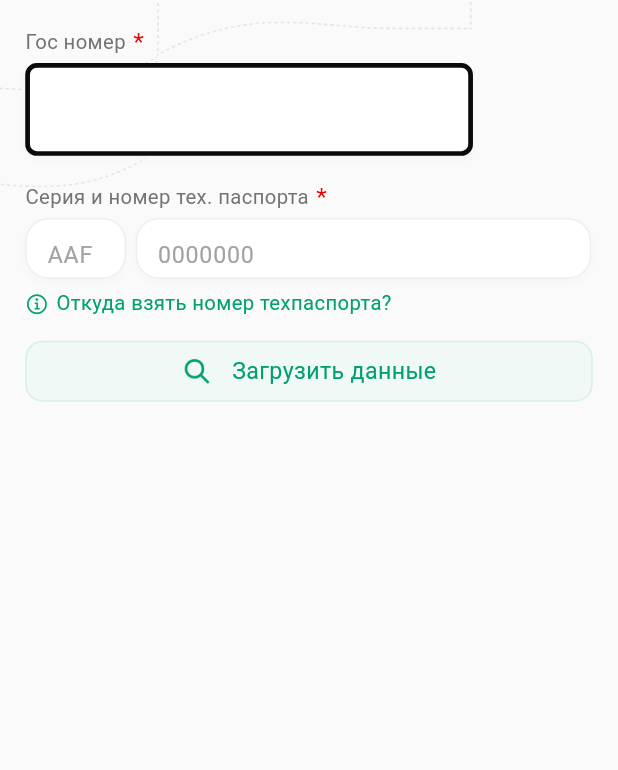
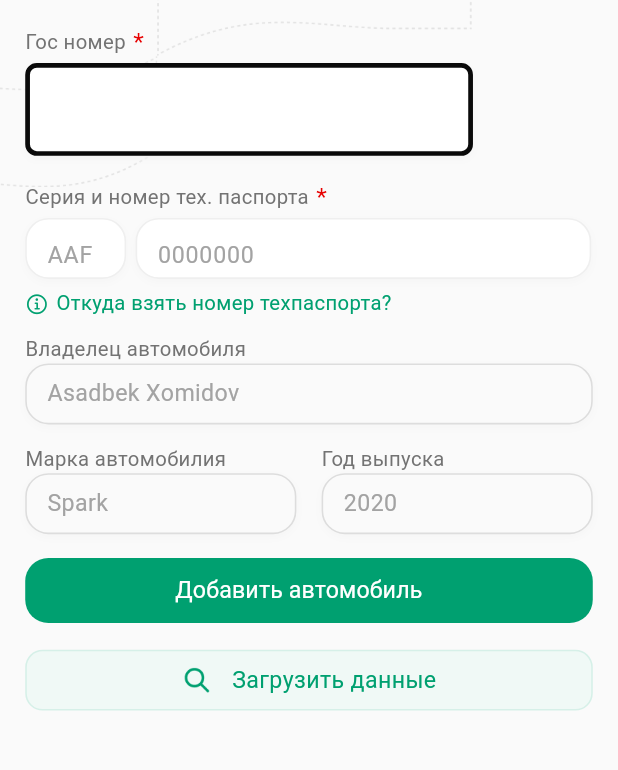
Before and after one commit to asadbekxomidov/epolisplus, a Flutter app: the AddCarScreen screen opened directly, on a phone screen of 412 x 824 dp, the part 181-951 px from its top. Run offline on Flutter 3.47's test engine with Material 3 defaults, Android fonts, the phone set to English and light mode, and no system bars; our stand-ins replace bloc, dio, equatable, flutter_bloc, flutter_html, flutter_svg and 7 more; accounts and stored records are empty; network calls fail; Roboto replaces fonts that are missing (GeistVF).

Commit message:
add_car_less_widget update

```diff
--- a/lib/ui/screens/add_car/ui/screen/add_car_less_widget.dart
+++ b/lib/ui/screens/add_car/ui/screen/add_car_less_widget.dart
@@ -45,6 +45,49 @@ class AddCarLessWidget extends StatelessWidget {
                 },
                 text: AppStrings.certificateNumberText,
               ),
+              Gap(dimens.paddingVerticalItem12),
+              Text(
+                AppStrings.carOwnerText,
+                style: dimens.textStyleSecondary,
+              ),
+              MyContainerWidget(
+                text: "Asadbek Xomidov",
+              ),
+              Gap(dimens.paddingVerticalItem14),
+              Row(
+                mainAxisAlignment: MainAxisAlignment.spaceBetween,
+                children: [
+                  Column(
+                    crossAxisAlignment: CrossAxisAlignment.start,
+                    children: [
+                      Text(
+                        AppStrings.carBrandText,
+                        style: dimens.textStyleSecondary,
+                      ),
+                      MyContainerRowWidget(
+                        text: "Spark",
+                      ),
+                    ],
+                  ),
+                  Column(
+                    crossAxisAlignment: CrossAxisAlignment.start,
+                    children: [
+                      Text(
+                        AppStrings.yearofManufactureText,
+                        style: dimens.textStyleSecondary,
+                      ),
+                      MyContainerRowWidget(
+                        text: "2020",
+                      ),
+                    ],
+                  ),
+                ],
+              ),
+              Gap(dimens.paddingVerticalItem14),
+              RegisterPushButton(
+                onClick: () {},
+                text: AppStrings.addCarButtonText,
+              ),
             ],
           );
         },
--- a/lib/ui/widgets/my_widget.dart
+++ b/lib/ui/widgets/my_widget.dart
@@ -65,3 +65,71 @@ class MyPartnersRowWidget extends StatelessWidget {
     );
   }
 }
+
+// ? MyContainer
+
+class MyContainerWidget extends StatelessWidget {
+  String text;
+
+  MyContainerWidget({
+    required this.text,
+  });
+
+  late Dimens dimens;
+
+  @override
+  Widget build(BuildContext context) {
+    dimens = Dimens(context);
+
+    return Container(
+      // width: dimens.screenWidth,
+      height: dimens.height40,
+      padding: EdgeInsets.only(
+        left: dimens.paddingHorizontal13,
+      ),
+      decoration: myContainerGreyDEcoration(dimens),
+      child: Row(
+        mainAxisSize: MainAxisSize.max,
+        children: [
+          Text(
+            text,
+            style: dimens.hintStyle,
+          ),
+        ],
+      ),
+    );
+  }
+}
+
+class MyContainerRowWidget extends StatelessWidget {
+  String text;
+
+  MyContainerRowWidget({
+    required this.text,
+  });
+
+  late Dimens dimens;
+
+  @override
+  Widget build(BuildContext context) {
+    dimens = Dimens(context);
+
+    return Container(
+      width: dimens.width172,
+      height: dimens.height40,
+      padding: EdgeInsets.only(
+        left: dimens.paddingHorizontal13,
+      ),
+      decoration: myContainerGreyDEcoration(dimens),
+      child: Row(
+        mainAxisSize: MainAxisSize.max,
+        children: [
+          Text(
+            text,
+            style: dimens.hintStyle,
+          ),
+        ],
+      ),
+    );
+  }
+}
--- a/lib/utils/app_colors.dart
+++ b/lib/utils/app_colors.dart
@@ -52,4 +52,7 @@ class AppColors {
   static Color sosTelegramCardColor = Color.fromRGBO(36, 161, 222, 1);
   static Color partnersCardColor = Color.fromRGBO(255, 255, 255, 1);
   // static Color sosCallCardColor = Color.fromRGBO(215, 47, 83, 255);
+  static Color myContainerGreyBorderColor = Color.fromRGBO(221, 221, 221, 1);
+  static Color myContainerGreyBackgroundColor =
+      Color.fromRGBO(250, 250, 250, 1);
 }
--- a/lib/utils/app_text.dart
+++ b/lib/utils/app_text.dart
@@ -135,4 +135,8 @@ class AppStrings {
   static const String loadDataText = "Загрузить данные";
   static const String registrationCarcertificate = "Номер и серия\nтех. паспорта авто";
   static const String registrationCarcertificateText = "Номер и серия тех. паспорта авто находится на тыльной стороне справа в углу, как показано ниже на картинке.";
+  static const String carOwnerText = "Владелец автомобиля";
+  static const String carBrandText = "Марка автомобилия";
+  static const String yearofManufactureText = "Год выпуска";
+  // static const String addCarButtonText = "Добавить автомобиль";
 }
--- a/lib/utils/decorations.dart
+++ b/lib/utils/decorations.dart
@@ -58,6 +58,24 @@ inputDecorations(Dimens dimens) {
     color: AppColors.whiteColor,
     borderRadius: BorderRadius.circular(dimens.radius16),
     border: Border.all(color: AppColors.lineColor, width: dimens.width10 / 10),
+    boxShadow: [
+      BoxShadow(
+        color: AppColors.shadowColor,
+        blurRadius: 4.0,
+        offset: Offset(0, 2),
+      ),
+    ],
+  );
+}
+
+myContainerGreyDEcoration(Dimens dimens) {
+  return BoxDecoration(
+    color: AppColors.myContainerGreyBackgroundColor,
+    borderRadius: BorderRadius.circular(dimens.radius16),
+    border: Border.all(
+      color: AppColors.myContainerGreyBorderColor,
+      width: dimens.width1,
+    ),
     boxShadow: [
       BoxShadow(
         color: AppColors.shadowColor,
--- a/lib/utils/dimens.dart
+++ b/lib/utils/dimens.dart
@@ -138,6 +138,14 @@ class Dimens {
 
   double get paddingVerticalItem12 {
     return height10 * 1.2;
+  }
+
+  double get paddingVerticalItem13 {
+    return height10 * 1.3;
+  }
+
+  double get paddingVerticalItem14 {
+    return height10 * 1.4;
   }
 
   double get paddingHorizontalItem {
@@ -376,6 +384,10 @@ class Dimens {
 
   double get width156 {
     return 156 * screenWidth / 392;
+  }
+
+  double get width172 {
+    return 172 * screenWidth / 392;
   }
 
   double get width176 {
```
Also changed, not shown: lib/models/partners/partners_model/response/partners_response.dart (+9 -0 lines), lib/models/partners/partners_model/response/product_list.dart (added, +13 -0 lines), lib/ui/screens/partners/ui/screen/partners_screen.dart (+54 -22 lines).
